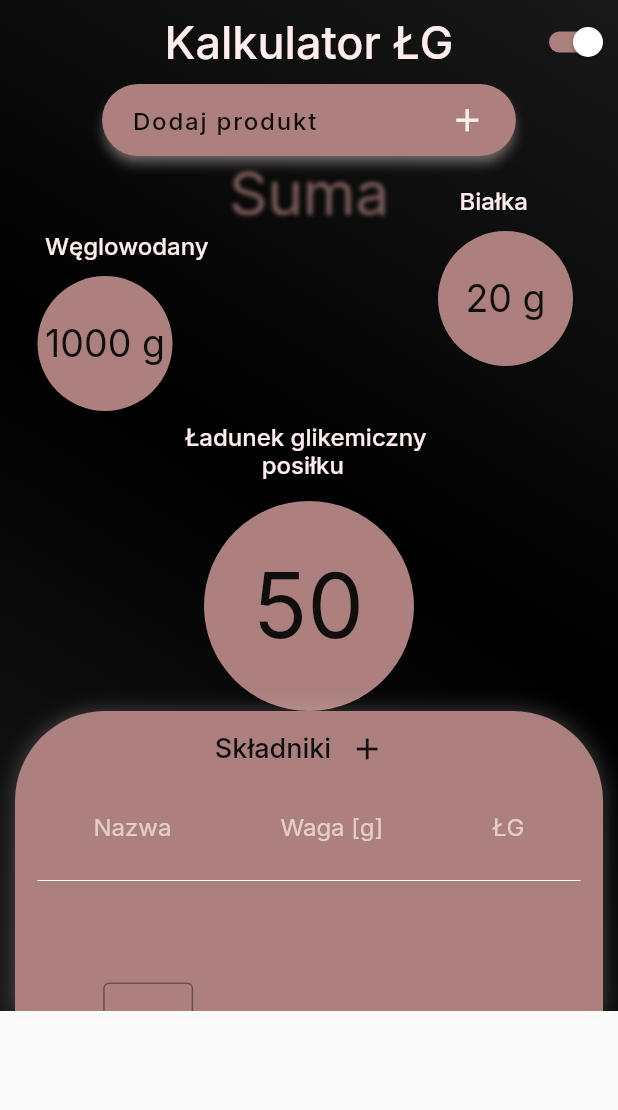
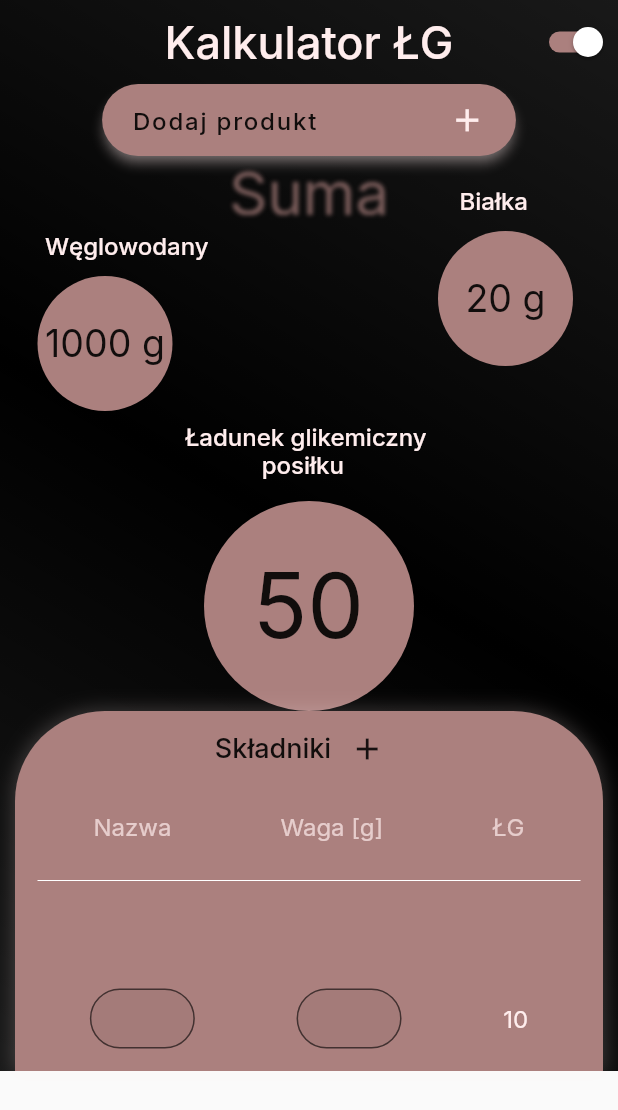
Before and after one commit to katskoru/kalkulator_LG_IG, a Flutter app: the screen it shows after launch, after a tap on the "add" icon, on a phone screen of 412 x 824 dp. Shown: the top 1110 px of the screen. Run offline on Flutter 3.47's test engine with Material 2 defaults, Android fonts, the phone set to English and light mode, and no system bars; our stand-ins replace bloc, cloud_firestore, firebase_core, flutter_bloc, google_fonts; accounts and stored records are empty.

Commit message:
parameters in TextFormfields - unfinished

```diff
--- a/lib/wigdets/list_of_ingredients.dart
+++ b/lib/wigdets/list_of_ingredients.dart
@@ -4,13 +4,23 @@ import 'package:kalkulator_lg_ig/wigdets/one_ingredient.dart';
 
 import '../models/food_model.dart';
 
-class ListOfIngredients extends StatelessWidget {
-  const ListOfIngredients({Key? key}) : super(key: key);
+class ListOfIngredients extends StatefulWidget {
+  ListOfIngredients({
+    Key? key,
+  }) : super(key: key);
+
+  @override
+  State<ListOfIngredients> createState() => _ListOfIngredientsState();
+}
+
+class _ListOfIngredientsState extends State<ListOfIngredients> {
+  var newFood = Food(name: "", IG: 0, fiber: 0, carbohydrates: 0);
+  List lista = ["tekst", "zapychacz", "kolejny"];
 
   @override
   Widget build(BuildContext context) {
     return Container(
-      height: 200,
+      height: 240,
       margin: const EdgeInsets.symmetric(horizontal: 10),
       decoration: BoxDecoration(
           boxShadow: [
@@ -36,8 +46,8 @@ class ListOfIngredients extends StatelessWidget {
               ),
               IconButton(
                   onPressed: () {
-                    var _newFood =
-                        Food(name: "", IG: 0, fiber: 0, carbohydrates: 0);
+                    newFood = Food(name: "", IG: 0, fiber: 0, carbohydrates: 0);
+                    lista.add(newFood);
                   },
                   icon: Icon(Icons.add))
             ],
@@ -72,10 +82,28 @@ class ListOfIngredients extends StatelessWidget {
               endIndent: 15,
             ),
           ),
-          Expanded(
-              child: ListView(
-            children: [OneIngredient()],
-          ))
+          Flexible(
+            fit: FlexFit.tight,
+            child: ListView(
+              children: [
+                OneIngredient(
+                  editedProduct: newFood,
+                ),
+                Padding(
+                  padding: const EdgeInsets.all(8.0),
+                  child: ListView.builder(
+                      physics: const NeverScrollableScrollPhysics(),
+                      shrinkWrap: true,
+                      itemBuilder: (context, index) {
+                        return Column(
+                          children: [Text(lista[index])],
+                        );
+                      },
+                      itemCount: lista.length),
+                )
+              ],
+            ),
+          )
         ],
       ),
     );
--- a/lib/wigdets/one_ingredient.dart
+++ b/lib/wigdets/one_ingredient.dart
@@ -1,10 +1,10 @@
 import 'package:flutter/material.dart';
+import 'package:kalkulator_lg_ig/models/food_model.dart';
 import 'package:kalkulator_lg_ig/wigdets/my_text.dart';
 
 class OneIngredient extends StatelessWidget {
-  OneIngredient({Key? key}) : super(key: key);
-
-  List lista = [1, 2, 3, 4, 5, 6];
+  Food? editedProduct;
+  OneIngredient({Key? key, required Food editedProduct}) : super(key: key);
 
   @override
   Widget build(BuildContext context) {
@@ -17,14 +17,49 @@ class OneIngredient extends StatelessWidget {
               children: [
                 SizedBox(
                     child: TextFormField(
-                      decoration: InputDecoration(border: OutlineInputBorder()),
+                      textInputAction: TextInputAction.next,
+                      decoration: InputDecoration(
+                        filled: true,
+                        border: OutlineInputBorder(
+                          borderRadius: BorderRadius.all(
+                            Radius.circular(20),
+                          ),
+                        ),
+                      ),
+                      onSaved: (value) {
+                        editedProduct = Food(
+                          name: value,
+                          IG: editedProduct!.IG,
+                          carbohydrates: editedProduct!.carbohydrates,
+                          fiber: editedProduct!.fiber,
+                        );
+                      },
                     ),
-                    width: 60),
-                MyText(
-                  text: "100",
-                  color: Theme.of(context).shadowColor,
-                  size: 16,
-                ),
+                    height: 40,
+                    width: 70),
+                SizedBox(
+                    child: TextFormField(
+                      textInputAction: TextInputAction.next,
+                      keyboardType: TextInputType.number,
+                      decoration: InputDecoration(
+                        filled: true,
+                        border: OutlineInputBorder(
+                          borderRadius: BorderRadius.all(
+                            Radius.circular(20),
+                          ),
+                        ),
+                      ),
+                      onSaved: (value) {
+                        editedProduct = Food(
+                          name: value,
+                          IG: editedProduct!.IG,
+                          carbohydrates: editedProduct!.carbohydrates,
+                          fiber: editedProduct!.fiber,
+                        );
+                      },
+                    ),
+                    height: 40,
+                    width: 70),
                 MyText(
                   text: "10",
                   color: Theme.of(context).shadowColor,
```
